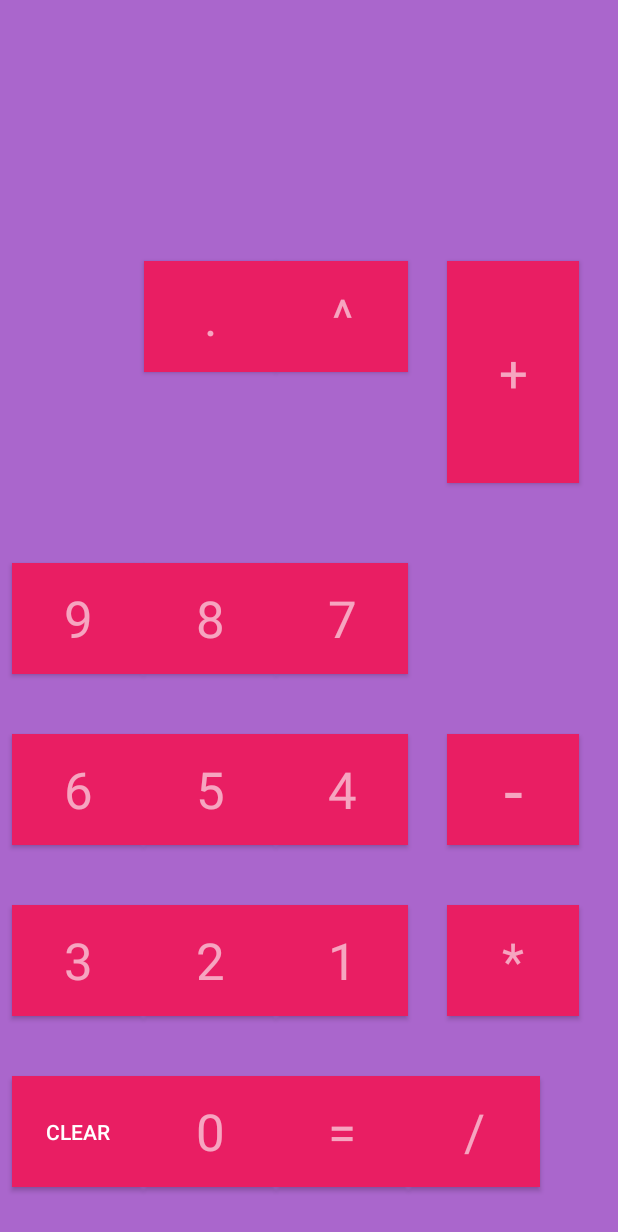
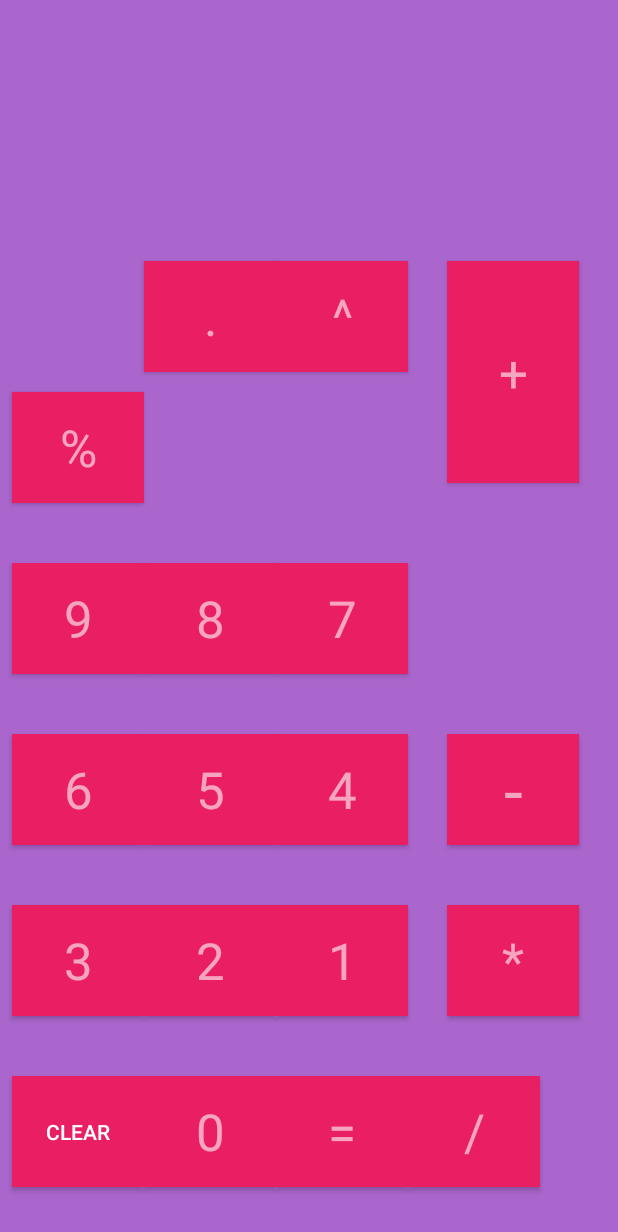
Before and after one commit to SHK4869/Calculator, an Android app: the screen it shows after launch (MainActivity), on a phone screen of 412 x 824 dp. Shown: the top 1232 px of the screen. Run offline under Robolectric (Android 15) with nearby library versions, the phone set to English and light mode, and no system bars.

```diff
--- a/app/src/main/res/layout/activity_main.xml
+++ b/app/src/main/res/layout/activity_main.xml
@@ -302,7 +302,7 @@
         app:layout_constraintTop_toTopOf="parent"
         app:layout_constraintVertical_bias="0.966" />
 
-    <!-- <Button
+    <Button
         android:id="@+id/mod"
         android:layout_width="wrap_content"
         android:layout_height="74dp"
@@ -316,7 +316,7 @@
         app:layout_constraintBottom_toBottomOf="parent"
         app:layout_constraintStart_toStartOf="parent"
         app:layout_constraintTop_toTopOf="parent"
-        app:layout_constraintVertical_bias="0.345" />-->
+        app:layout_constraintVertical_bias="0.345" />
 
     <Button
         android:id="@+id/dot"
```
Also changed, not shown: app/src/main/java/com/example/humaira/practice/MainActivity.java (+9 -6 lines).
